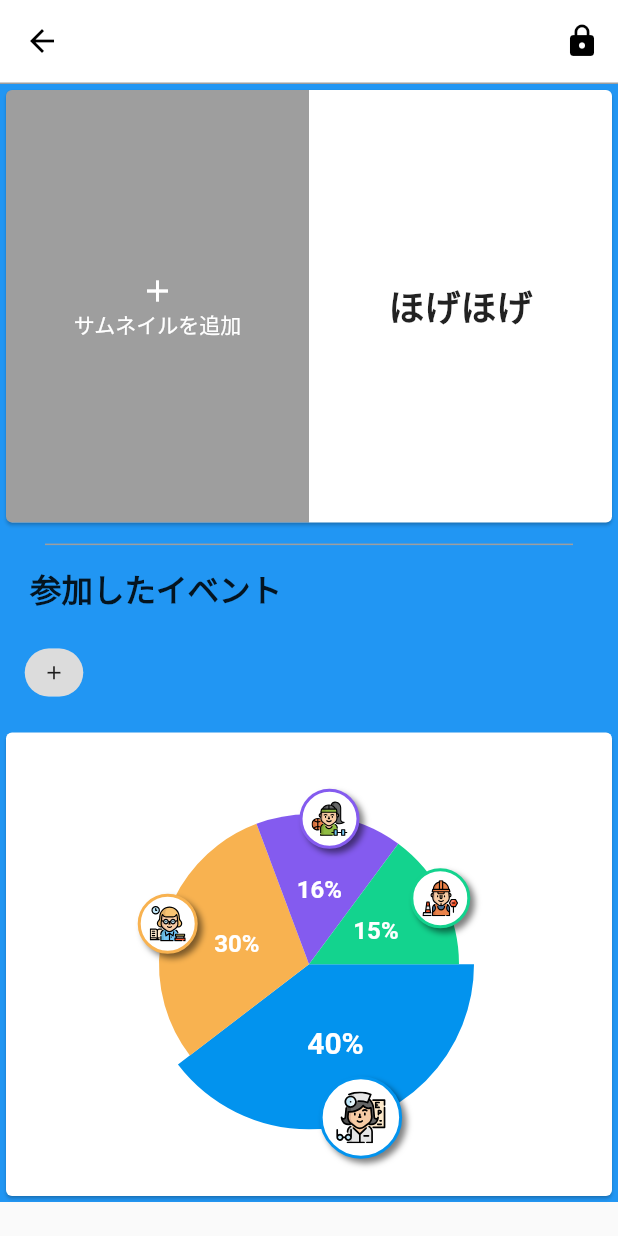
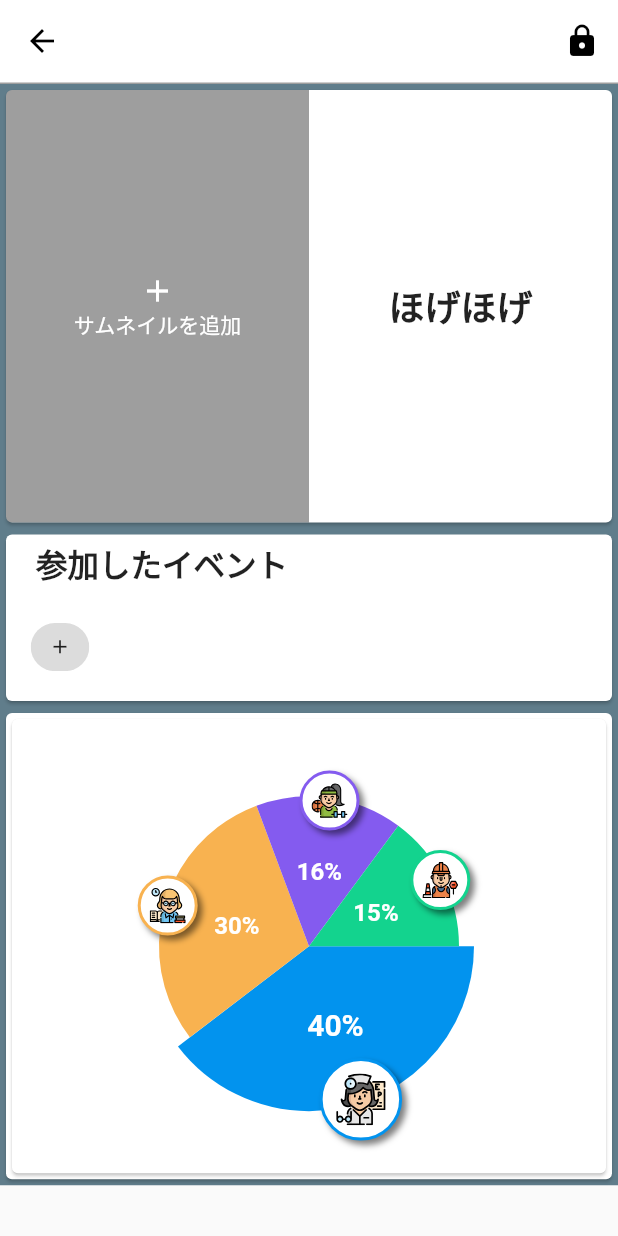
Before and after one commit to san-taki/dojin_hub, a Flutter app: the ProductDetailPagerScreen screen opened by its route, on a phone screen of 412 x 824 dp. Run offline on Flutter 3.47's test engine with Material 2 defaults, Android fonts, the light colour scheme and no system bars; drawn by our look-alikes of fl_chart; our stand-ins replace file_picker, flutter_hooks, flutter_riverpod, flutter_svg, fluttertoast, freezed_annotation and 4 more; missing offline and left inert: enum_to_string; accounts and stored records are empty; statements that could not run were skipped.

Commit message:
グラフ追加

```diff
--- a/lib/ui/component/pie_chart/pie_chart.dart
+++ b/lib/ui/component/pie_chart/pie_chart.dart
@@ -2,6 +2,7 @@
 import 'package:fl_chart/fl_chart.dart';
 import 'package:flutter/foundation.dart';
 import 'package:flutter/material.dart';
+import 'package:flutter_hooks/flutter_hooks.dart';
 import 'package:flutter_svg/flutter_svg.dart';
 import 'package:flutter/gestures.dart';
 
@@ -39,7 +40,9 @@ class PieChartSample3State extends State {
                 ),
                 sectionsSpace: 0,
                 centerSpaceRadius: 0,
-                sections: showingSections()),
+                sections: showingSections(
+
+                )),
           ),
         ),
       ),
@@ -121,7 +124,7 @@ class PieChartSample3State extends State {
   }
 }
 
-class _Badge extends StatelessWidget {
+class _Badge extends HookWidget {
   final String svgAsset;
   final double size;
   final Color borderColor;
--- a/lib/ui/screen/product_detail_screen.dart
+++ b/lib/ui/screen/product_detail_screen.dart
@@ -30,24 +30,15 @@ class ProductDetailScreen extends HookWidget implements ScreenType {
     return SingleChildScrollView(
       child: Container(
         width: double.infinity,
-        color: Colors.blue,
+        color: Colors.blueGrey,
         child: Column(
           children: [
             _buildCoverImageArea(context, screenModel, screenModelController),
-            _buidDiver(),
             _buildAttendedDojinEventArea(screenModel),
             _buildGraphArea(screenModel),
           ],
         ),
       ),
-    );
-  }
-
-  Widget _buidDiver() {
-    return Container(
-      margin: EdgeInsets.symmetric(horizontal: 30, vertical: 10),
-      height: 1,
-      color: Colors.grey,
     );
   }
 
@@ -188,6 +179,7 @@ class ProductDetailScreen extends HookWidget implements ScreenType {
         );
 
     return Container(
+      child: Card(
         child: Column(
           children: [
             Container(
@@ -223,11 +215,25 @@ class ProductDetailScreen extends HookWidget implements ScreenType {
             ),
           ],
         ),
+      ),
     );
   }
 
   Widget _buildGraphArea(ProductDetailScreenModel screenModel) {
-    return PieChartSample3();
+    return Card(
+      child: PieChartSample3(),
+    );
+  }
+
+  Widget _buildGraphSwitch() {
+    //     return RawChip(
+    //   label: Text(
+    //     labelText,
+    //     maxLines: 2,
+    //     style: themeViewModel.primaryTextTheme.caption,
+    //   ),
+    // );
+    return Center();
   }
 
   double _getBookCoverImageHeight(BuildContext context) {
--- a/pubspec.yaml
+++ b/pubspec.yaml
@@ -37,6 +37,8 @@ dependencies:
   uuid: ^3.0.4
 
   fl_chart: ^0.36.2
+  syncfusion_flutter_charts: ^19.1.69+1
+
   flutter_svg: ^0.22.0
 
 dev_dependencies:
```
Also changed, not shown: 1 other file. Lines whose indentation alone changed are shown as unchanged.
